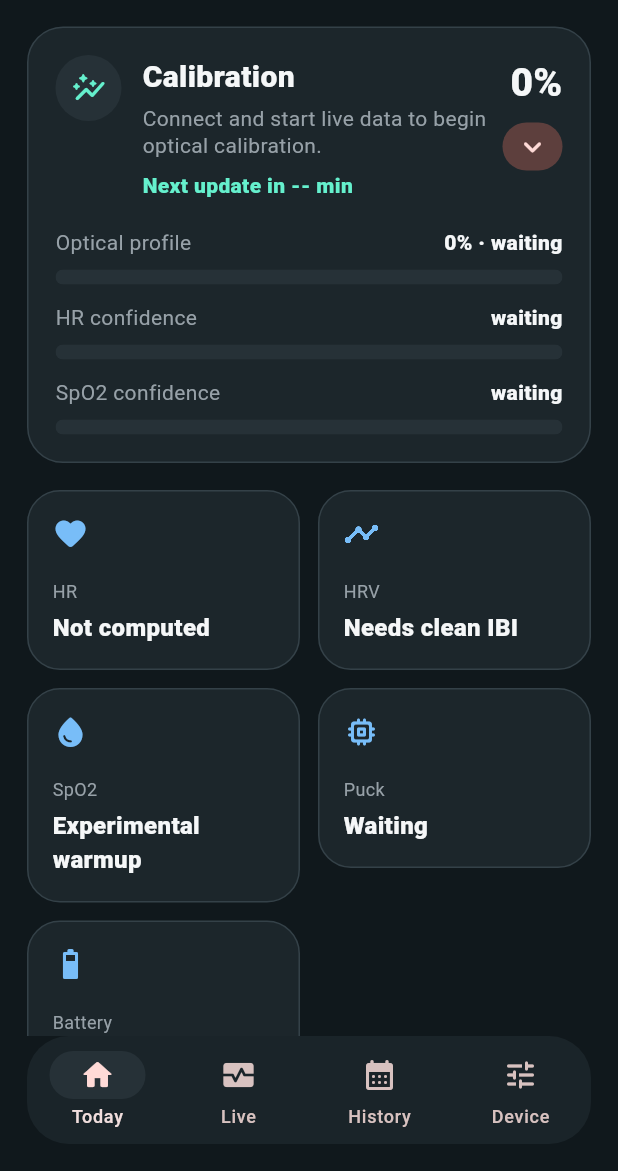
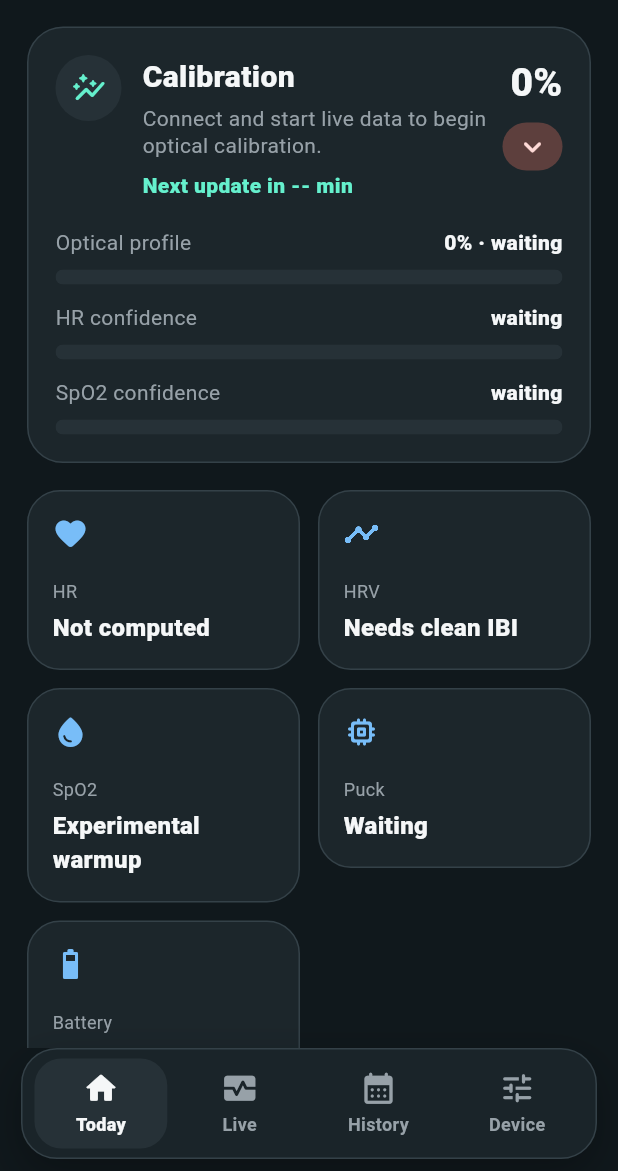
Before and after one commit to mateo-gepard/OpenpulseApp, a Flutter app: the screen it shows after launch, scrolled down 576 dp, on a phone screen of 412 x 824 dp, the part 65-1236 px from its top. Run offline on Flutter 3.47's test engine with Material 3 defaults, Android fonts, the phone set to English and light mode, and no system bars; our stand-ins replace flutter_blue_plus, flutter_local_notifications; missing offline and left inert: sqlite3; Roboto replaces fonts that are missing (Helvetica).

Commit message:
Tighten iOS bottom navigation

```diff
--- a/mobile/openpulse_app/lib/ui/openpulse_app.dart
+++ b/mobile/openpulse_app/lib/ui/openpulse_app.dart
@@ -906,20 +906,95 @@ class _BottomNav extends StatelessWidget {
 
   @override
   Widget build(BuildContext context) {
+    return SafeArea(
+      top: false,
+      minimum: const EdgeInsets.fromLTRB(14, 0, 14, 8),
+      child: Container(
+        height: 74,
+        padding: const EdgeInsets.all(6),
+        decoration: BoxDecoration(
+          color: const Color(0xf01b252a),
+          borderRadius: BorderRadius.circular(24),
+          border: Border.all(color: _line),
+          boxShadow: [
+            BoxShadow(
+              color: Colors.black.withValues(alpha: 0.28),
+              blurRadius: 24,
+              offset: const Offset(0, 10),
+            ),
+          ],
+        ),
+        child: Row(
+          children: [
+            for (var i = 0; i < tabs.length; i++)
+              Expanded(
+                child: _BottomNavButton(
+                  icon: tabs[i].$1,
+                  label: tabs[i].$2,
+                  selected: i == selectedIndex,
+                  onTap: () => onSelected(i),
+                ),
+              ),
+          ],
+        ),
+      ),
+    );
+  }
+}
+
+class _BottomNavButton extends StatelessWidget {
+  const _BottomNavButton({
+    required this.icon,
+    required this.label,
+    required this.selected,
+    required this.onTap,
+  });
+
+  final IconData icon;
+  final String label;
+  final bool selected;
+  final VoidCallback onTap;
+
+  @override
+  Widget build(BuildContext context) {
+    final color = selected ? _text : _muted;
     return Padding(
-      padding: const EdgeInsets.fromLTRB(18, 0, 18, 18),
-      child: ClipRRect(
-        borderRadius: BorderRadius.circular(28),
-        child: NavigationBar(
-          selectedIndex: selectedIndex,
-          onDestinationSelected: onSelected,
-          height: 72,
-          backgroundColor: const Color(0xee1b252a),
-          indicatorColor: _surface2,
-          destinations: [
-            for (final tab in tabs)
-              NavigationDestination(icon: Icon(tab.$1), label: tab.$2),
-          ],
+      padding: const EdgeInsets.symmetric(horizontal: 2),
+      child: Material(
+        color: Colors.transparent,
+        borderRadius: BorderRadius.circular(18),
+        child: InkWell(
+          onTap: onTap,
+          borderRadius: BorderRadius.circular(18),
+          child: AnimatedContainer(
+            duration: const Duration(milliseconds: 180),
+            curve: Curves.easeOut,
+            height: 62,
+            padding: const EdgeInsets.symmetric(horizontal: 4, vertical: 7),
+            decoration: BoxDecoration(
+              color: selected ? _surface2 : Colors.transparent,
+              borderRadius: BorderRadius.circular(18),
+            ),
+            child: Column(
+              mainAxisAlignment: MainAxisAlignment.center,
+              children: [
+                Icon(icon, size: 25, color: color),
+                const SizedBox(height: 3),
+                FittedBox(
+                  fit: BoxFit.scaleDown,
+                  child: Text(
+                    label,
+                    maxLines: 1,
+                    style: TextStyle(
+                      color: color,
+                      fontSize: 12,
+                      fontWeight: selected ? FontWeight.w800 : FontWeight.w600,
+                    ),
+                  ),
+                ),
+              ],
+            ),
+          ),
         ),
       ),
     );
```
